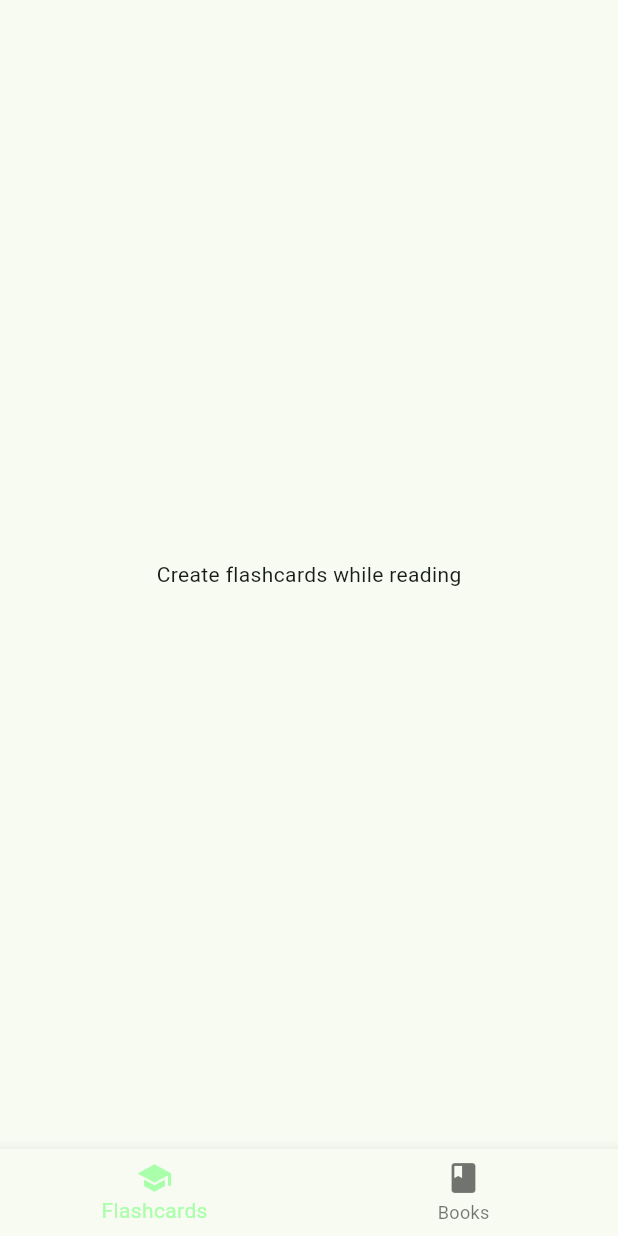
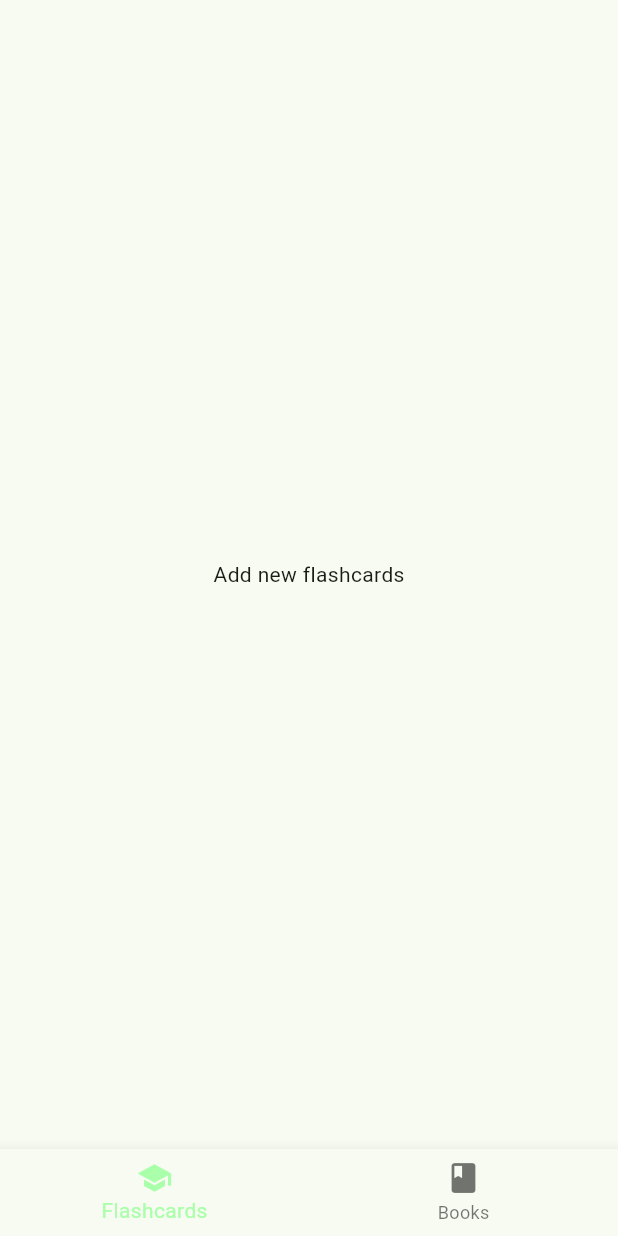
Before and after one commit to pablolambo/FlashRead, a Flutter app: the screen it shows after launch, on a phone screen of 412 x 824 dp. Run offline on Flutter 3.47's test engine with Material 3 defaults, Android fonts, the phone set to English and light mode, and no system bars.

Commit message:
flashcard page updated & icons added

```diff
--- a/src/flash_read/lib/models/book_model.dart
+++ b/src/flash_read/lib/models/book_model.dart
@@ -3,7 +3,7 @@ import 'package:flutter/material.dart';
 class Book {
   String title;
   String author;
-  final IconData _icon = Icons.book;
+  final IconData icon = Icons.book;
 
   Book({required this.title, required this.author});
 }
--- /dev/null
+++ b/src/flash_read/lib/models/flashcard_model.dart
@@ -0,0 +1,8 @@
+import 'package:flutter/material.dart';
+
+class Flashcard {
+  String title;
+  final IconData icon = Icons.school;
+
+  Flashcard({required this.title});
+}
--- a/src/flash_read/lib/pages/books_page.dart
+++ b/src/flash_read/lib/pages/books_page.dart
@@ -39,6 +39,7 @@ class _BooksPageState extends State<BooksPage> {
         itemBuilder: (context, int index) {
           final book = _books[index];
           return ListTile(
+            leading: Icon(book.icon),
             title: Text(book.title),
             subtitle: Text(book.author),
           );
--- a/src/flash_read/lib/pages/flashcards_page.dart
+++ b/src/flash_read/lib/pages/flashcards_page.dart
@@ -1,13 +1,43 @@
+import 'package:flash_read/models/flashcard_model.dart';
 import 'package:flutter/material.dart';
 
 class FlashcardsPage extends StatelessWidget {
-  const FlashcardsPage({super.key});
+  FlashcardsPage({super.key});
+  List<Flashcard> _flashcards = <Flashcard>[];
 
   @override
   Widget build(BuildContext context) {
+    return Scaffold(
+        body: _flashcards.isEmpty ? showDefault() : showFlashcards());
+  }
+
+  Scaffold showFlashcards() {
+    return Scaffold(
+      body: ListView.builder(
+        itemCount: _flashcards.length,
+        padding: const EdgeInsets.all(8),
+        itemBuilder: (context, int index) {
+          final flashcard = _flashcards[index];
+          return ListTile(
+            leading: Icon(flashcard.icon),
+            title: Text(flashcard.title),
+          );
+        },
+      ),
+    );
+  }
+
+  Scaffold showDefault() {
     return const Scaffold(
       body: Center(
-        child: Text("Create flashcards while reading"),
+        child: Column(
+          mainAxisAlignment: MainAxisAlignment.center,
+          children: <Widget>[
+            Text(
+              'Add new flashcards',
+            ),
+          ],
+        ),
       ),
     );
   }
```
